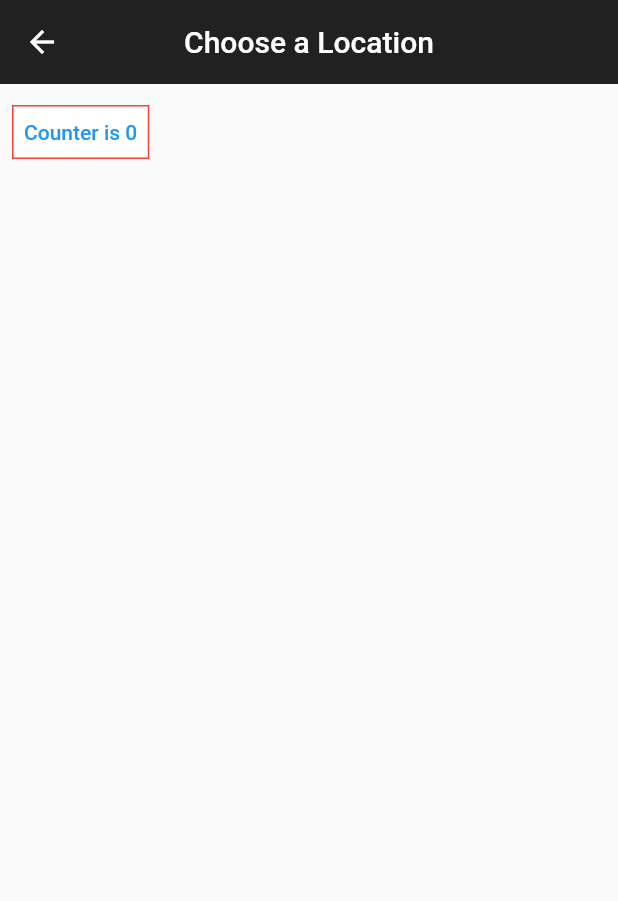
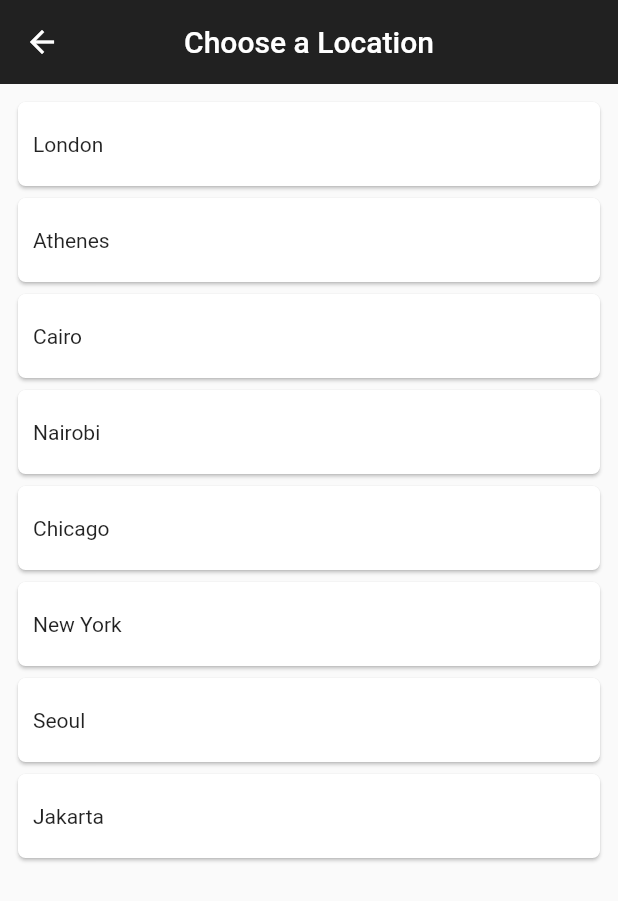
Before and after one commit to danielchukwu/World-time-app---flutter, a Flutter app: the ChooseLocation screen opened by its route, on a phone screen of 412 x 824 dp. Shown: the top 901 px of the screen. Run offline on Flutter 3.47's test engine with Material 2 defaults, Android fonts, the phone set to English and light mode, and no system bars; our stand-ins replace flutter_spinkit; network calls fail.

Commit message:
complete location card with only location name

```diff
--- a/lib/pages/choose_location.dart
+++ b/lib/pages/choose_location.dart
@@ -1,4 +1,5 @@
 import 'package:flutter/material.dart';
+import 'package:worldtime/services/World_Time.dart';
 
 class ChooseLocation extends StatefulWidget {
   const ChooseLocation({Key? key}) : super(key: key);
@@ -8,7 +9,32 @@ class ChooseLocation extends StatefulWidget {
 }
 
 class _ChooseLocationState extends State<ChooseLocation> {
-  int counter = 0;
+  List<WorldTime> locations = [
+    WorldTime(location: 'London', flag: 'uk.png', url: 'Europe/London'),
+    WorldTime(location: 'Athenes', flag: 'Greece.png', url: 'Europe/Berlin'),
+    WorldTime(location: 'Cairo', flag: 'egypt.png', url: 'Africa/Cairo'),
+    WorldTime(location: 'Nairobi', flag: 'kenya.png', url: 'Africa/Nairobi'),
+    WorldTime(location: 'Chicago', flag: 'usa.png', url: 'America/Chicago'),
+    WorldTime(location: 'New York', flag: 'usa.png', url: 'America/New_York'),
+    WorldTime(location: 'Seoul', flag: 'south_korea.png', url: 'Asia/Seoul'),
+    WorldTime(location: 'Jakarta', flag: 'indonesia.png', url: 'Asia/Jakarta'),
+  ];
+
+  Widget createLocationCard(location) {
+    return Card(
+      // elevation: 0.0,
+      shape: RoundedRectangleBorder(
+        borderRadius: BorderRadius.circular(5.0),
+      ),
+      child: GestureDetector(
+        onTap: () => {print('display ${location.location}')},
+        child: Padding(
+          padding: const EdgeInsets.symmetric(horizontal: 10, vertical: 20),
+          child: Text(location.location),
+        ),
+      ),
+    );
+  }
 
   @override
   Widget build(BuildContext context) {
@@ -21,27 +47,14 @@ class _ChooseLocationState extends State<ChooseLocation> {
         centerTitle: true,
         elevation: 0.0,
       ),
-      body: Column(
-        children: [
-          Padding(
-            padding: const EdgeInsets.all(8.0),
-            child: TextButton(
-              onPressed: () {
-                setState(() {
-                  counter += 1;
-                });
-              },
-              style: ButtonStyle(
-                backgroundColor: MaterialStateProperty.all(Colors.white),
-                shape: MaterialStateProperty.all(
-                  const RoundedRectangleBorder(
-                      side: BorderSide(color: Colors.red)),
-                ),
-              ),
-              child: Text('Counter is $counter'),
-            ),
-          )
-        ],
+      body: Padding(
+        padding: const EdgeInsets.all(8.0),
+        child: Column(
+          crossAxisAlignment: CrossAxisAlignment.stretch,
+          children: locations
+              .map((location) => createLocationCard(location))
+              .toList(),
+        ),
       ),
     );
   }
```
